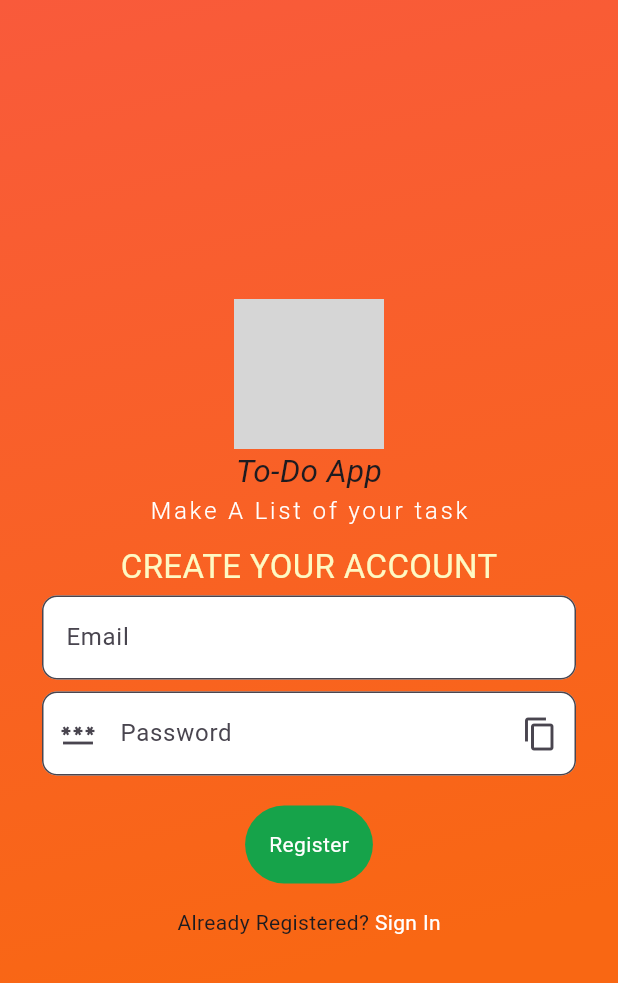
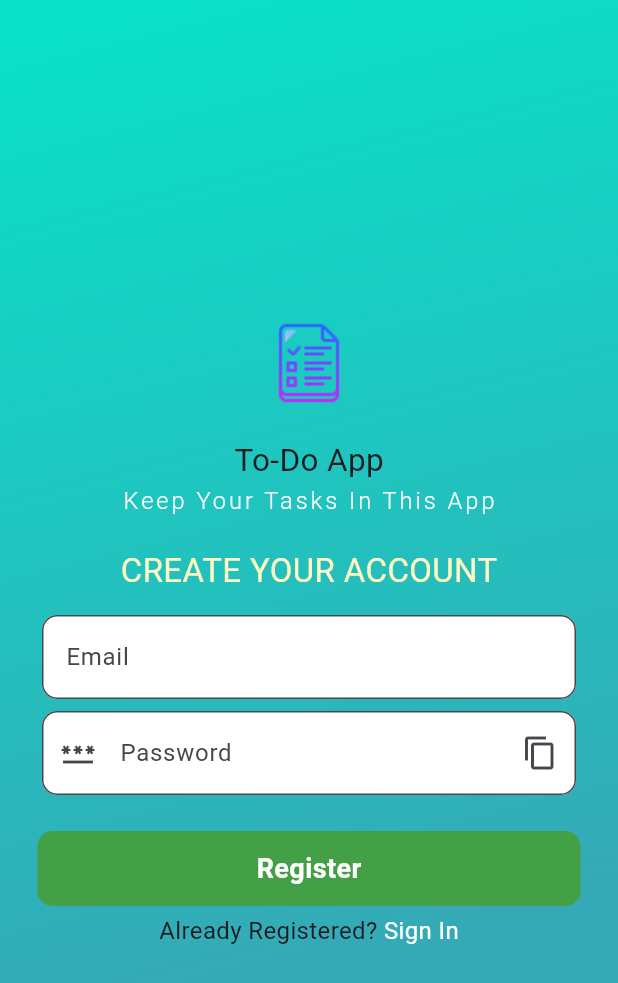
Before and after one commit to DeepakStark123/node-js, a Flutter app: the screen it shows after launch, after a tap on "Create a new Account..! Sign Up", on a phone screen of 412 x 824 dp. Shown: the top 983 px of the screen. Run offline on Flutter 3.47's test engine with Material 3 defaults, Android fonts, the phone set to English and light mode, and no system bars; drawn by our look-alikes of velocity_x; our stand-ins replace flutter_slidable, get, jwt_decoder, shared_preferences; grey boxes are pictures that could not be loaded.

Commit message:
Code Update

```diff
--- a/todo_flutter_app/lib/applogo.dart
+++ b/todo_flutter_app/lib/applogo.dart
@@ -9,12 +9,12 @@ class CommonLogo extends StatelessWidget {
     return Column(
       mainAxisAlignment: MainAxisAlignment.center,
       children: <Widget>[
-        Image.network(
-          "https://pluspng.com/img-png/avengers-logo-png-avengers-logo-png-1376.png",
+        Image.asset(
+          "assets/logo.png",
           width: 100,
         ),
-        "To-Do App".text.xl2.italic.make(),
-        "Make A List of your task".text.light.white.wider.lg.make(),
+        "To-Do App".text.xl2.make(),
+        "Keep Your Tasks In This App".text.light.white.wider.lg.make(),
       ],
     );
   }
--- a/todo_flutter_app/lib/dashboard.dart
+++ b/todo_flutter_app/lib/dashboard.dart
@@ -2,7 +2,7 @@ import 'dart:convert';
 
 import 'package:flutter/material.dart';
 import 'package:jwt_decoder/jwt_decoder.dart';
-import 'package:todo_flutter_app/apis.dart';
+import 'package:todo_flutter_app/utils/apis.dart';
 import 'package:velocity_x/velocity_x.dart';
 import 'package:http/http.dart' as http;
 import 'package:flutter_slidable/flutter_slidable.dart';
--- a/todo_flutter_app/lib/main.dart
+++ b/todo_flutter_app/lib/main.dart
@@ -1,8 +1,9 @@
 import 'package:flutter/material.dart';
+import 'package:get/route_manager.dart';
 import 'package:jwt_decoder/jwt_decoder.dart';
 import 'package:shared_preferences/shared_preferences.dart';
 import 'package:todo_flutter_app/dashboard.dart';
-import 'package:todo_flutter_app/signIn_page.dart';
+import 'package:todo_flutter_app/views/signIn_page.dart';
 
 void main() async {
   WidgetsFlutterBinding.ensureInitialized();
@@ -18,7 +19,7 @@ class MyApp extends StatelessWidget {
 
   @override
   Widget build(BuildContext context) {
-    return MaterialApp(
+    return GetMaterialApp(
       title: 'TodoApp',
       debugShowCheckedModeBanner: false,
       theme: ThemeData(
--- a/todo_flutter_app/lib/signIn_page.dart
+++ /dev/null
@@ -1,143 +0,0 @@
-// ignore_for_file: file_names
-
-import 'dart:convert';
-import 'package:flutter/material.dart';
-import 'package:shared_preferences/shared_preferences.dart';
-import 'package:todo_flutter_app/apis.dart';
-import 'package:todo_flutter_app/dashboard.dart';
-import 'package:todo_flutter_app/registration.dart';
-import 'package:velocity_x/velocity_x.dart';
-import 'applogo.dart';
-import 'package:http/http.dart' as http;
-
-class SignInPage extends StatefulWidget {
-  const SignInPage({super.key});
-
-  @override
-  State<SignInPage> createState() => _SignInPageState();
-}
-
-class _SignInPageState extends State<SignInPage> {
-  TextEditingController emailController = TextEditingController();
-  TextEditingController passwordController = TextEditingController();
-  bool isNotValidate = false;
-  late SharedPreferences prefs;
-
-  @override
-  void initState() {
-    initSharedPref();
-    super.initState();
-  }
-
-  void initSharedPref() async {
-    prefs = await SharedPreferences.getInstance();
-  }
-
-  void loginUser() async {
-    if (emailController.text.isNotEmpty && passwordController.text.isNotEmpty) {
-      var reqBody = {
-        "email": emailController.text,
-        "password": passwordController.text
-      };
-
-      var response = await http.post(Uri.parse(login),
-          headers: {"Content-Type": "application/json"},
-          body: jsonEncode(reqBody));
-
-      var jsonResponse = jsonDecode(response.body);
-      if (jsonResponse['status']) {
-        var myToken = jsonResponse['token'];
-        prefs.setString('token', myToken);
-        if (context.mounted) {
-          Navigator.push(
-              context,
-              MaterialPageRoute(
-                  builder: (context) => Dashboard(token: myToken)));
-        }
-      } else {
-        debugPrint('Something went wrong');
-      }
-    }
-  }
-
-  @override
-  Widget build(BuildContext context) {
-    return SafeArea(
-      child: Scaffold(
-        body: Container(
-          width: MediaQuery.of(context).size.width,
-          height: MediaQuery.of(context).size.height,
-          decoration: const BoxDecoration(
-            gradient: LinearGradient(
-                colors: [Color(0XFFF95A3B), Color(0XFFF96713)],
-                begin: FractionalOffset.topLeft,
-                end: FractionalOffset.bottomCenter,
-                stops: [0.0, 0.8],
-                tileMode: TileMode.mirror),
-          ),
-          child: Center(
-            child: SingleChildScrollView(
-              child: Column(
-                mainAxisAlignment: MainAxisAlignment.center,
-                children: [
-                  const CommonLogo(),
-                  const HeightBox(10),
-                  "Email Sign-In".text.size(22).yellow100.make(),
-                  TextField(
-                    controller: emailController,
-                    keyboardType: TextInputType.text,
-                    decoration: InputDecoration(
-                        filled: true,
-                        fillColor: Colors.white,
-                        hintText: "Email",
-                        errorText: isNotValidate ? "Enter Proper Info" : null,
-                        border: const OutlineInputBorder(
-                            borderRadius:
-                                BorderRadius.all(Radius.circular(10.0)))),
-                  ).p4().px24(),
-                  TextField(
-                    controller: passwordController,
-                    keyboardType: TextInputType.text,
-                    decoration: InputDecoration(
-                        filled: true,
-                        fillColor: Colors.white,
-                        hintText: "Password",
-                        errorText: isNotValidate ? "Enter Proper Info" : null,
-                        border: const OutlineInputBorder(
-                            borderRadius:
-                                BorderRadius.all(Radius.circular(10.0)))),
-                  ).p4().px24(),
-                  GestureDetector(
-                    onTap: () {
-                      loginUser();
-                    },
-                    child: HStack([
-                      VxBox(child: "LogIn".text.white.makeCentered().p16())
-                          .green600
-                          .roundedLg
-                          .make(),
-                    ]),
-                  ),
-                ],
-              ),
-            ),
-          ),
-        ),
-        bottomNavigationBar: GestureDetector(
-          onTap: () {
-            Navigator.push(context,
-                MaterialPageRoute(builder: (context) => const Registration()));
-          },
-          child: Container(
-              height: 25,
-              color: Colors.lightBlue,
-              child: Center(
-                  child: "Create a new Account..! Sign Up"
-                      .text
-                      .white
-                      .makeCentered())),
-        ),
-      ),
-    );
-  }
-}
--- a/todo_flutter_app/lib/apis.dart
+++ b/todo_flutter_app/lib/utils/apis.dart
@@ -1,6 +1,6 @@
-const url = 'http://192.168.29.239:3000/';
-const registration = "${url}registration";
-const login = '${url}login';
+const url = 'http://192.168.2.32:4500/';
+const registration = "${url}register";
+const loginApi = '${url}login';
 const addtodo = '${url}storeTodo';
 const getToDoList = '${url}getUserTodoList';
 const deleteTodo = '${url}deleteTodo';
--- /dev/null
+++ b/todo_flutter_app/lib/utils/colors.dart
@@ -0,0 +1,6 @@
+import 'package:flutter/material.dart';
+
+const List<Color> backgroundLinerColor = [
+  Color.fromARGB(255, 8, 227, 201),
+  Color.fromARGB(255, 53, 169, 182),
+];
--- a/todo_flutter_app/lib/registration.dart
+++ b/todo_flutter_app/lib/views/registration.dart
@@ -1,12 +1,11 @@
-import 'dart:convert';
 import 'dart:math';
 import 'package:flutter/material.dart';
 import 'package:flutter/services.dart';
-import 'package:todo_flutter_app/apis.dart';
+import 'package:get/get.dart';
+import 'package:todo_flutter_app/controllers/signup_controller.dart';
+import 'package:todo_flutter_app/utils/colors.dart';
 import 'package:velocity_x/velocity_x.dart';
-import 'applogo.dart';
-import 'signIn_page.dart';
-import 'package:http/http.dart' as http;
+import '../applogo.dart';
 
 class Registration extends StatefulWidget {
   const Registration({super.key});
@@ -16,39 +15,7 @@ class Registration extends StatefulWidget {
 }
 
 class _RegistrationState extends State<Registration> {
-  TextEditingController emailController = TextEditingController();
-  TextEditingController passwordController = TextEditingController();
-  bool _isNotValidate = false;
-
-  void registerUser() async {
-    if (emailController.text.isNotEmpty && passwordController.text.isNotEmpty) {
-      var regBody = {
-        "email": emailController.text,
-        "password": passwordController.text
-      };
-
-      var response = await http.post(Uri.parse(registration),
-          headers: {"Content-Type": "application/json"},
-          body: jsonEncode(regBody));
-
-      var jsonResponse = jsonDecode(response.body);
-
-      debugPrint(jsonResponse['status']);
-
-      if (jsonResponse['status']) {
-        if (mounted) {
-          Navigator.push(context,
-              MaterialPageRoute(builder: (context) => const SignInPage()));
-        }
-      } else {
-        debugPrint("SomeThing Went Wrong");
-      }
-    } else {
-      setState(() {
-        _isNotValidate = true;
-      });
-    }
-  }
+  RegistrationController signUpController = Get.put(RegistrationController());
 
   @override
   Widget build(BuildContext context) {
@@ -59,7 +26,7 @@ class _RegistrationState extends State<Registration> {
           height: MediaQuery.of(context).size.height,
           decoration: const BoxDecoration(
             gradient: LinearGradient(
-                colors: [Color(0XFFF95A3B), Color(0XFFF96713)],
+                colors: backgroundLinerColor,
                 begin: FractionalOffset.topLeft,
                 end: FractionalOffset.bottomCenter,
                 stops: [0.0, 0.8],
@@ -71,30 +38,33 @@ class _RegistrationState extends State<Registration> {
                 mainAxisAlignment: MainAxisAlignment.center,
                 children: [
                   const CommonLogo(),
+                  const HeightBox(20),
+                  "CREATE YOUR ACCOUNT".text.size(22).yellow100.make(),
                   const HeightBox(10),
-                  "CREATE YOUR ACCOUNT".text.size(22).yellow100.make(),
                   TextField(
-                    controller: emailController,
+                    controller: signUpController.emailController,
                     keyboardType: TextInputType.text,
                     decoration: InputDecoration(
                         filled: true,
                         fillColor: Colors.white,
                         errorStyle: const TextStyle(color: Colors.white),
-                        errorText: _isNotValidate ? "Enter Proper Info" : null,
+                        errorText: signUpController.isNotValidated.value
+                            ? "Enter Proper Info"
+                            : null,
                         hintText: "Email",
                         border: const OutlineInputBorder(
                             borderRadius:
                                 BorderRadius.all(Radius.circular(10.0)))),
                   ).p4().px24(),
                   TextField(
-                    controller: passwordController,
+                    controller: signUpController.passwordController,
                     keyboardType: TextInputType.text,
                     decoration: InputDecoration(
                         suffixIcon: IconButton(
                           icon: const Icon(Icons.copy),
                           onPressed: () {
-                            final data =
-                                ClipboardData(text: passwordController.text);
+                            final data = ClipboardData(
+                                text: signUpController.passwordController.text);
                             Clipboard.setData(data);
                           },
                         ),
@@ -102,42 +72,55 @@ class _RegistrationState extends State<Registration> {
                           icon: const Icon(Icons.password),
                           onPressed: () {
                             String passGen = generatePassword();
-                            passwordController.text = passGen;
+                            signUpController.passwordController.text = passGen;
                             setState(() {});
                           },
                         ),
                         filled: true,
                         fillColor: Colors.white,
                         errorStyle: const TextStyle(color: Colors.white),
-                        errorText: _isNotValidate ? "Enter Proper Info" : null,
+                        errorText: signUpController.isNotValidated.value
+                            ? "Enter Proper Info"
+                            : null,
                         hintText: "Password",
                         border: const OutlineInputBorder(
                             borderRadius:
                                 BorderRadius.all(Radius.circular(10.0)))),
                   ).p4().px24(),
-                  HStack([
-                    GestureDetector(
-                      onTap: () => {registerUser()},
-                      child: VxBox(
-                              child: "Register".text.white.makeCentered().p16())
-                          .green600
-                          .roundedLg
-                          .make()
-                          .px16()
-                          .py16(),
+                  const SizedBox(height: 20),
+                  GestureDetector(
+                    onTap: () {
+                      signUpController.registerUser();
+                    },
+                    child: Container(
+                      margin: const EdgeInsets.symmetric(horizontal: 25),
+                      height: 50,
+                      width: double.infinity,
+                      decoration: BoxDecoration(
+                        color: Colors.green[600],
+                        borderRadius: BorderRadius.circular(10),
+                      ),
+                      child: const Center(
+                        child: Text(
+                          "Register",
+                          style: TextStyle(
+                            color: Colors.white,
+                            fontSize: 18,
+                            fontWeight: FontWeight.bold,
+                          ),
+                        ),
+                      ),
                     ),
-                  ]),
+                  ),
+                  const SizedBox(height: 5),
                   GestureDetector(
                     onTap: () {
                       debugPrint("Sign In");
-                      Navigator.push(
-                          context,
-                          MaterialPageRoute(
-                              builder: (context) => const SignInPage()));
+                      Get.back();
                     },
                     child: HStack([
-                      "Already Registered?".text.make(),
-                      " Sign In".text.white.make()
+                      "Already Registered?".text.size(16).make(),
+                      " Sign In".text.size(16).white.make()
                     ]).centered(),
                   )
                 ],
--- /dev/null
+++ b/todo_flutter_app/lib/views/signIn_page.dart
@@ -0,0 +1,128 @@
+// ignore_for_file: file_names
+
+import 'package:todo_flutter_app/controllers/signin_controller.dart';
+import 'package:flutter/material.dart';
+import 'package:get/get.dart';
+import 'package:todo_flutter_app/utils/colors.dart';
+import 'registration.dart';
+import '../applogo.dart';
+
+class SignInPage extends StatefulWidget {
+  const SignInPage({Key? key}) : super(key: key);
+
+  @override
+  State<SignInPage> createState() => _SignInPageState();
+}
+
+class _SignInPageState extends State<SignInPage> {
+  SignInController signInController = Get.put(SignInController());
+
+  @override
+  void initState() {
+    signInController.initSharedPref();
+    super.initState();
+  }
+
+  @override
+  Widget build(BuildContext context) {
+    return Scaffold(
+      body: Container(
+        decoration: const BoxDecoration(
+          gradient: LinearGradient(
+            colors: backgroundLinerColor,
+            begin: Alignment.topLeft,
+            end: Alignment.bottomCenter,
+            stops: [0.0, 0.8],
+            tileMode: TileMode.mirror,
+          ),
+        ),
+        child: Center(
+          child: SingleChildScrollView(
+            child: Column(
+              mainAxisAlignment: MainAxisAlignment.center,
+              children: [
+                const CommonLogo(),
+                const SizedBox(height: 20),
+                Text(
+                  "Sign-In",
+                  style: TextStyle(
+                    fontSize: 25,
+                    color: Colors.yellow[100],
+                  ),
+                ),
+                const SizedBox(height: 20),
+                Padding(
+                  padding: const EdgeInsets.symmetric(horizontal: 20),
+                  child: TextFormField(
+                    controller: signInController.emailController,
+                    keyboardType: TextInputType.emailAddress,
+                    decoration: InputDecoration(
+                      filled: true,
+                      fillColor: Colors.white,
+                      hintText: "Enter Email",
+                      border: OutlineInputBorder(
+                        borderRadius: BorderRadius.circular(10.0),
+                      ),
+                    ),
+                  ),
+                ),
+                const SizedBox(height: 10),
+                Padding(
+                  padding: const EdgeInsets.symmetric(horizontal: 20),
+                  child: TextFormField(
+                    controller: signInController.passwordController,
+                    obscureText: true,
+                    decoration: InputDecoration(
+                      filled: true,
+                      fillColor: Colors.white,
+                      hintText: "Enter Password",
+                      border: OutlineInputBorder(
+                        borderRadius: BorderRadius.circular(10.0),
+                      ),
+                    ),
+                  ),
+                ),
+                const SizedBox(height: 20),
+                GestureDetector(
+                  onTap: signInController.loginUser,
+                  child: Container(
+                    margin: const EdgeInsets.symmetric(horizontal: 20),
+                    height: 50,
+                    width: double.infinity,
+                    decoration: BoxDecoration(
+                      color: Colors.green[600],
+                      borderRadius: BorderRadius.circular(10),
+                    ),
+                    child: const Center(
+                      child: Text(
+                        "Log In",
+                        style: TextStyle(
+                          color: Colors.white,
+                          fontSize: 18,
+                          fontWeight: FontWeight.bold,
+                        ),
+                      ),
+                    ),
+                  ),
+                ),
+                const SizedBox(height: 20),
+                GestureDetector(
+                  onTap: () {
+                    Get.to(const Registration());
+                  },
+                  child: const Text(
+                    "Create a new Account..! Sign Up",
+                    style: TextStyle(
+                      color: Colors.white,
+                      fontSize: 16,
+                    ),
+                  ),
+                ),
+              ],
+            ),
+          ),
+        ),
+      ),
+    );
+  }
+}
--- a/todo_flutter_app/pubspec.yaml
+++ b/todo_flutter_app/pubspec.yaml
@@ -40,6 +40,7 @@ dependencies:
   shared_preferences:
   jwt_decoder:
   flutter_slidable:
+  get: ^4.6.6
 
 dev_dependencies:
   flutter_test:
@@ -64,9 +65,8 @@ flutter:
   uses-material-design: true
 
   # To add assets to your application, add an assets section, like this:
-  # assets:
-  #   - images/a_dot_burr.jpeg
-  #   - images/a_dot_ham.jpeg
+  assets:
+    - assets/
 
   # An image asset can refer to one or more resolution-specific "variants", see
   # https://flutter.dev/assets-and-images/#resolution-aware
```
Also changed, not shown: todo_flutter_app/lib/controllers/signin_controller.dart (added, +56 -0 lines), todo_flutter_app/lib/controllers/signup_controller.dart (added, +43 -0 lines), todo_flutter_app/lib/utils/utility.dart (added, +16 -0 lines), todo_flutter_app/assets/logo.png (added), todo_flutter_app/pubspec.lock, 3 other files.
